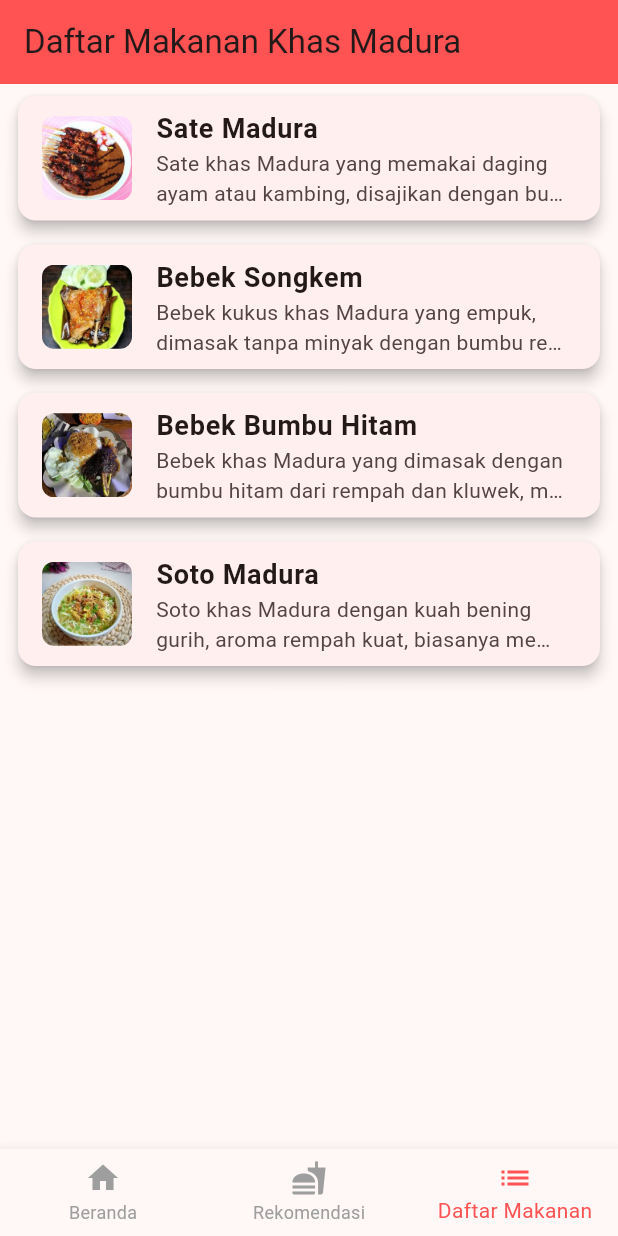
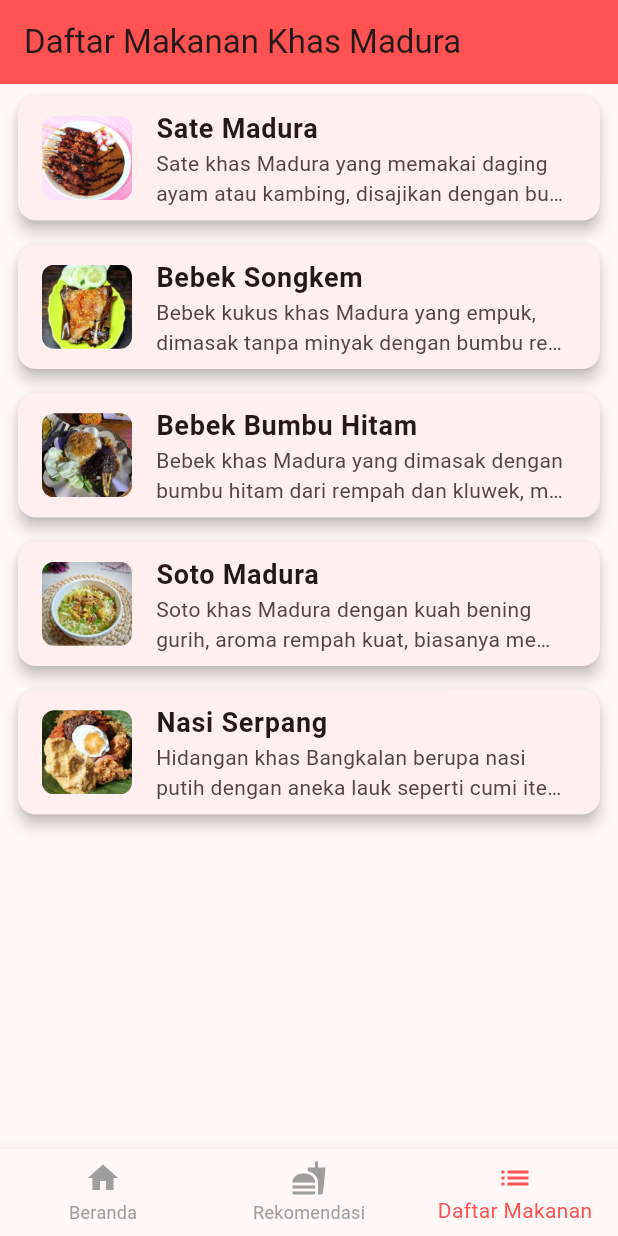
Before and after one commit to Yofaa123/Project-Flutter, a Flutter app: the screen it shows after launch, item 3 of the bottom bar chosen, on a phone screen of 412 x 824 dp. Run offline on Flutter 3.47's test engine with Material 3 defaults, Android fonts, the light colour scheme and no system bars; our stand-ins replace share_plus.

Commit message:
menambahkan menu makanan dan detail makanan Nasi Serpang

```diff
--- a/lib/data/makanan_data.dart
+++ b/lib/data/makanan_data.dart
@@ -140,4 +140,32 @@ final List<Makanan> daftarMakanan = [
     saranPenyajian:
         'Sajikan panas dengan potongan kentang rebus, telur rebus, seledri, bawang goreng, jeruk nipis, dan sambal.',
   ),
+
+  Makanan(
+    nama: 'Nasi Serpang',
+    deskripsi:
+        'Hidangan khas Bangkalan berupa nasi putih dengan aneka lauk seperti cumi item, telur, dendeng, sambal, dan kerupuk, disajikan lengkap dan kaya rasa.',
+    gambar: 'serpang.jpeg',
+    bahan: [
+      '1 piring nasi putih',
+      '1 butir telur rebus',
+      '50 gr dendeng ragi atau serundeng',
+      '50 gr cumi bumbu hitam (optional)',
+      'Kerupuk atau emping secukupnya',
+      'Sambal terasi secukupnya',
+    ],
+    bumbu: [
+      'Bawang merah goreng untuk taburan',
+      'Sambal terasi (cabai, terasi, garam, gula, tomat)',
+      'Sedikit kecap manis (opsional)',
+    ],
+    langkah: [
+      'Siapkan nasi putih hangat di piring.',
+      'Tata lauk pauk seperti telur, dendeng/serundeng, dan cumi item di atas nasi.',
+      'Tambahkan kerupuk dan sambal terasi di sampingnya.',
+      'Beri taburan bawang goreng agar semakin harum.',
+    ],
+    saranPenyajian:
+        'Sajikan lengkap dengan kuah ringan atau kuah kaldu agar lebih nikmat dan tidak terlalu kering.',
+  ),
 ];
```
